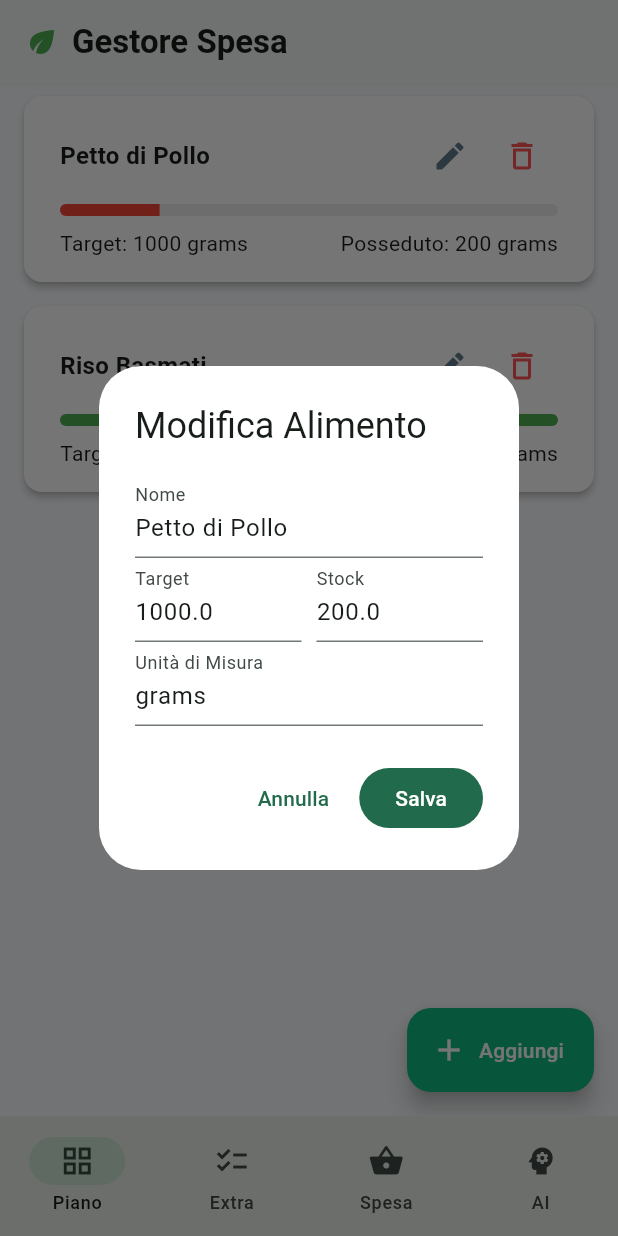
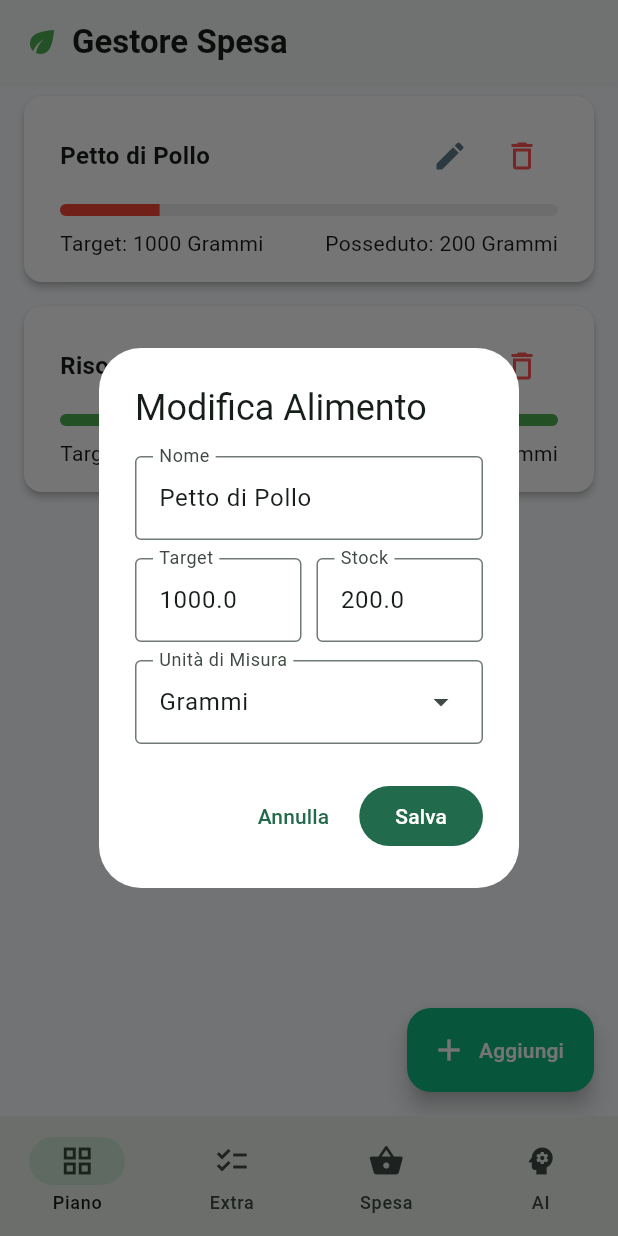
Before and after one commit to MirkodeCillis/dietando, a Flutter app: the screen it shows after launch, after a tap on the "edit" icon, on a phone screen of 412 x 824 dp. Run offline on Flutter 3.47's test engine with Material 3 defaults, Android fonts, the light colour scheme and no system bars; our stand-ins replace google_generative_ai, shared_preferences.

Commit message:
feat(Diet): add measure unit field

```diff
--- /dev/null
+++ b/devtools_options.yaml
@@ -0,0 +1,3 @@
+description: This file stores settings for Dart & Flutter DevTools.
+documentation: https://docs.flutter.dev/tools/devtools/extensions#configure-extension-enablement-states
+extensions:
--- a/lib/models/models.dart
+++ b/lib/models/models.dart
@@ -1,4 +1,4 @@
-enum Unit { grams, pieces, liters }
+enum Unit { Grammi, Pezzi, Litri }
 
 class DietItem {
   String id;
--- a/lib/screens/diet.dart
+++ b/lib/screens/diet.dart
@@ -87,7 +87,8 @@ class DietPage extends StatelessWidget {
     final nameCtrl = TextEditingController(text: item?.name ?? '');
     final targetCtrl = TextEditingController(text: item?.weeklyTarget.toString() ?? '');
     final stockCtrl = TextEditingController(text: item?.currentStock.toString() ?? '');
-    final unitCtrl = TextEditingController(text: item?.unit.name ?? Unit.grams.name);
+    Unit selectedUnit = item?.unit ?? Unit.Grammi;
+    final unitCtrl = TextEditingController(text: selectedUnit.name);
 
     showDialog(context: context, builder: (ctx) => AlertDialog(
       backgroundColor: Colors.white,
@@ -96,15 +97,35 @@ class DietPage extends StatelessWidget {
         child: Column(
           mainAxisSize: MainAxisSize.min,
           children: [
-            TextField(controller: nameCtrl, decoration: const InputDecoration(labelText: "Nome")),
+            TextField(controller: nameCtrl, decoration: const InputDecoration(border: OutlineInputBorder(), labelText: "Nome")),
+            SizedBox(height: 12),
             Row(
               children: [
-                Expanded(child: TextField(controller: targetCtrl, keyboardType: TextInputType.number, decoration: const InputDecoration(labelText: "Target"))),
+                Expanded(child: TextField(controller: targetCtrl, keyboardType: TextInputType.number, decoration: const InputDecoration(border: OutlineInputBorder(), labelText: "Target"))),
                 const SizedBox(width: 10),
-                Expanded(child: TextField(controller: stockCtrl, keyboardType: TextInputType.number, decoration: const InputDecoration(labelText: "Stock"))),
+                Expanded(child: TextField(controller: stockCtrl, keyboardType: TextInputType.number, decoration: const InputDecoration(border: OutlineInputBorder(), labelText: "Stock"))),
               ],
             ),
-            TextField(controller: unitCtrl, decoration: const InputDecoration(labelText: "Unità di Misura")),
+            SizedBox(height: 12),
+            DropdownMenu<Unit>(
+                  expandedInsets: EdgeInsets.zero,
+                  initialSelection: selectedUnit,
+                  controller: unitCtrl,
+                  requestFocusOnTap: false,
+                  label: const Text('Unità di Misura'),
+                  onSelected: (Unit? unit) {
+                    if (unit != null) {
+                      selectedUnit = unit;
+                      unitCtrl.text = unit.name;
+                    }
+                  },
+                  dropdownMenuEntries: Unit.values
+                      .map((unit) => DropdownMenuEntry<Unit>(
+                            value: unit,
+                            label: unit.name,
+                          ))
+                      .toList(),
+                  )
           ],
         ),
       ),
@@ -116,7 +137,7 @@ class DietPage extends StatelessWidget {
             name: nameCtrl.text,
             weeklyTarget: double.tryParse(targetCtrl.text) ?? 0,
             currentStock: double.tryParse(stockCtrl.text) ?? 0,
-            unit: Unit.grams, // Semplificato
+            unit: selectedUnit,
           );
 
           if (item == null) {
@@ -132,4 +153,5 @@ class DietPage extends StatelessWidget {
       ],
     ));
   }
+
 }
--- a/lib/services/data_service.dart
+++ b/lib/services/data_service.dart
@@ -19,8 +19,8 @@ class DataService {
     if (encoded == null) {
       // Dati di default come nell'app React
       return [
-        DietItem(id: '1', name: 'Petto di Pollo', weeklyTarget: 1000, currentStock: 200, unit: Unit.grams),
-        DietItem(id: '2', name: 'Riso Basmati', weeklyTarget: 700, currentStock: 700, unit: Unit.grams),
+        DietItem(id: '1', name: 'Petto di Pollo', weeklyTarget: 1000, currentStock: 200, unit: Unit.Grammi),
+        DietItem(id: '2', name: 'Riso Basmati', weeklyTarget: 700, currentStock: 700, unit: Unit.Grammi),
       ];
     }
     final List<dynamic> decoded = jsonDecode(encoded);
```
Also changed, not shown: lib/components/new_item_dialog.dart (added, +79 -0 lines).
